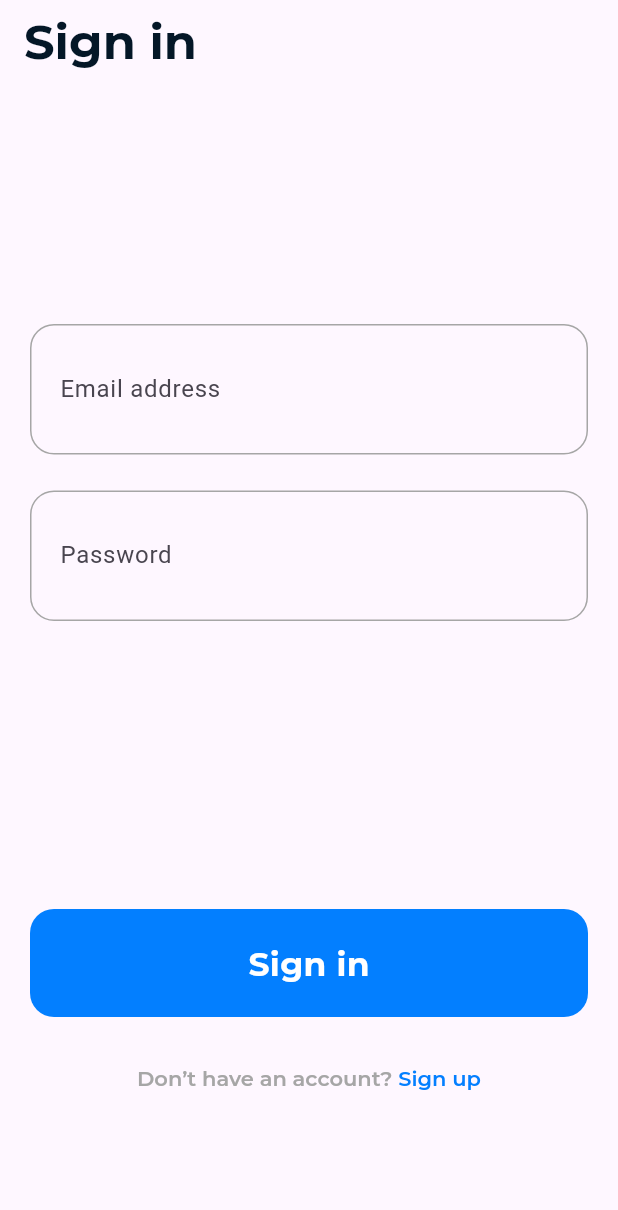
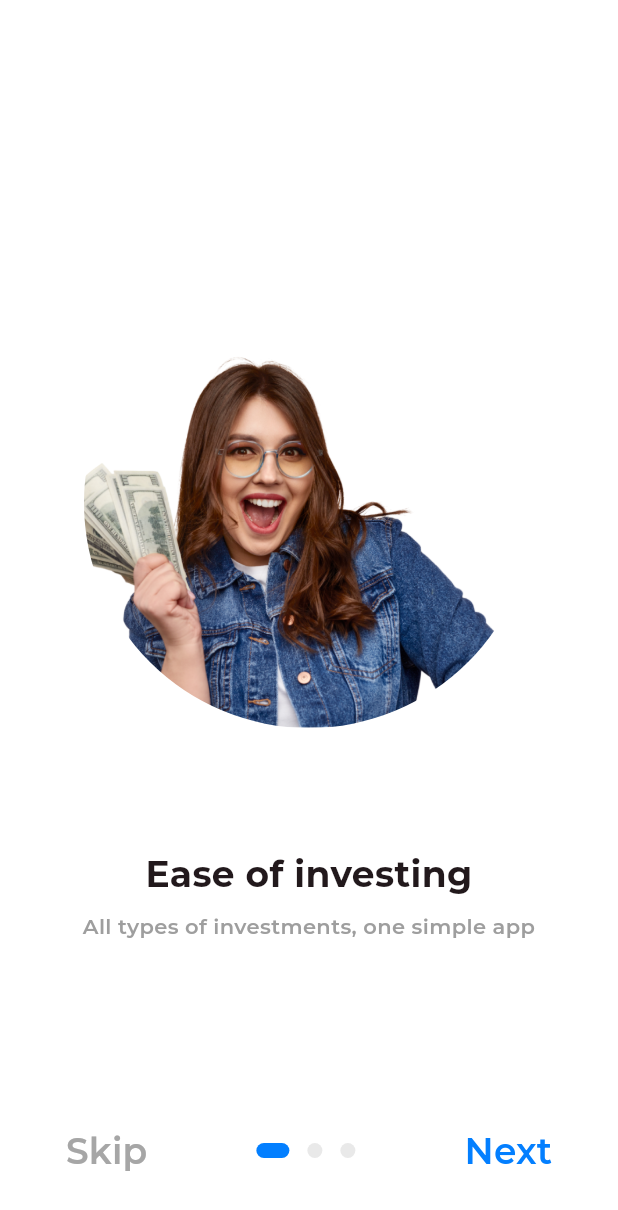
Before and after one commit to Raj-gopal/WealthWise, a Flutter app: the screen it shows after launch, on a phone screen of 412 x 824 dp. Shown: the top 1210 px of the screen. Run offline on Flutter 3.47's test engine with Material 3 defaults, Android fonts, the phone set to English and light mode, and no system bars; drawn by our look-alikes of introduction_screen; our stand-ins replace animated_splash_screen, firebase_auth, firebase_core, page_transition, syncfusion_flutter_charts; missing offline and left inert: auto_size_text_field; accounts and stored records are empty.

Commit message:
onboarding screen complete

```diff
--- a/lib/screen/OnBoarding.dart
+++ b/lib/screen/OnBoarding.dart
@@ -1,33 +1,145 @@
 import 'package:flutter/cupertino.dart';
 import 'package:flutter/material.dart';
-import 'package:wealthwise/screen/onboarding_page.dart';
+import 'package:introduction_screen/introduction_screen.dart';
+import 'package:wealthwise/screen/sign_in_page.dart';
 
-class OnBoardingViewState extends StatefulWidget {
-  const OnBoardingViewState({super.key});
+class onboarding_Screen extends StatelessWidget {
+  onboarding_Screen({super.key});
 
-  @override
-  State<OnBoardingViewState> createState() => _OnBoardingViewStateState();
-}
-
-class _OnBoardingViewStateState extends State<OnBoardingViewState> {
-
-
+  List<PageViewModel> pages = [
+    PageViewModel(
+      title: 'Ease of investing',
+      body: 'All types of investments, one simple app',
+      image: CircleAvatar(
+        radius: 150,
+        backgroundColor: Colors.transparent,
+        backgroundImage: AssetImage('assets/image/Girl.png'),
+      ),
+      decoration: PageDecoration(
+        pageColor: Colors.white,
+        imageFlex: 2,
+        bodyPadding: EdgeInsets.only(top: 8, left: 20, right: 20),
+        titlePadding: EdgeInsets.only(top: 40),
+        titleTextStyle: TextStyle(
+          fontFamily: 'Montserrat',
+          fontSize: 24,
+          fontWeight: FontWeight.w700,
+        ),
+        bodyTextStyle: TextStyle(
+            fontFamily: 'Montserrat',
+            fontSize: 14,
+            fontWeight: FontWeight.w600,
+            color: Colors.grey),
+      ),
+    ),
+    PageViewModel(
+      title: 'Securing Priorities',
+      body: 'Upgrade security with latest solutions',
+      image: CircleAvatar(
+        radius: 150,
+        backgroundColor: Colors.transparent,
+        backgroundImage: AssetImage('assets/image/2nd.png'),
+      ),
+      decoration: PageDecoration(
+        pageColor: Colors.white,
+        imageFlex: 2,
+        bodyPadding: EdgeInsets.only(top: 8, left: 20, right: 20),
+        titlePadding: EdgeInsets.only(top: 40),
+        titleTextStyle: TextStyle(
+          fontFamily: 'Montserrat',
+          fontSize: 24,
+          fontWeight: FontWeight.w700,
+        ),
+        bodyTextStyle: TextStyle(
+            fontFamily: 'Montserrat',
+            fontSize: 14,
+            fontWeight: FontWeight.w600,
+            color: Colors.grey),
+      ),
+    ),
+    PageViewModel(
+      title: 'Smart Investing',
+      body: 'Access market updates anytime, anywhere',
+      image: CircleAvatar(
+        radius: 150,
+        backgroundColor: Colors.transparent,
+        backgroundImage: AssetImage('assets/image/2nd.png'),
+      ),
+      decoration: PageDecoration(
+        pageColor: Colors.white,
+        imageFlex: 2,
+        bodyPadding: EdgeInsets.only(top: 8, left: 20, right: 20),
+        titlePadding: EdgeInsets.only(top: 40),
+        titleTextStyle: TextStyle(
+          fontFamily: 'Montserrat',
+          fontSize: 24,
+          fontWeight: FontWeight.w700,
+        ),
+        bodyTextStyle: TextStyle(
+            fontFamily: 'Montserrat',
+            fontSize: 14,
+            fontWeight: FontWeight.w600,
+            color: Colors.grey),
+      ),
+    ),
+  ];
 
   @override
   Widget build(BuildContext context) {
-    final s = MediaQuery.of(context).size;
     return Scaffold(
-      body : ListView(
-        children: [
-          PageView(
-            children: [
-              welcomefirstpage(s:s),
-              welcomesecondpage(s:s),
-              welcomethirdpage(s:s),
+      // appBar: AppBar(),
+      body: IntroductionScreen(
+        pages: pages,
+        showSkipButton: true,
+        showNextButton: true,
+        skip: const Text(
+          "Skip",
+          style: TextStyle(
+            fontFamily: 'Montserrat',
+            fontSize: 24,
+            fontWeight: FontWeight.w600,
+            color: Color.fromRGBO(166, 166, 166, 1),
+          ),
+        ),
+        done: const Text(
+          "Done",
+          style: TextStyle(
+            fontFamily: 'Montserrat',
+            fontSize: 24,
+            fontWeight: FontWeight.w600,
+            color: Color(0xFF037FFF),
+          ),
+        ),
+        next: const Text(
+          'Next',
+          style: TextStyle(
+            fontFamily: 'Montserrat',
+            fontSize: 24,
+            fontWeight: FontWeight.w600,
+            color: Color(0xFF037FFF),
+          ),
+        ),
+        onDone: () {
+  Navigator.pushReplacement(
+    context,
+    MaterialPageRoute(builder: (context) => sign_in()),
+  );
+},
 
-            ],
-          )
-        ],
+        skipOrBackFlex: 0,
+        nextFlex: 0,
+        scrollPhysics: NeverScrollableScrollPhysics(),
+        curve: Curves.ease,
+        controlsMargin: const EdgeInsets.all(16),
+        dotsDecorator: const DotsDecorator(
+          size: Size(10.0, 10.0),
+          color: Color.fromRGBO(233, 233, 233, 1),
+          activeColor: Color(0xFF037FFF),
+          activeSize: Size(22.0, 10.0),
+          activeShape: RoundedRectangleBorder(
+            borderRadius: BorderRadius.all(Radius.circular(25.0)),
+          ),
+        ),
       ),
     );
   }
--- a/lib/screen/spalsh_screen.dart
+++ b/lib/screen/spalsh_screen.dart
@@ -1,7 +1,8 @@
 import 'package:animated_splash_screen/animated_splash_screen.dart';
 import 'package:flutter/material.dart';
 import 'package:page_transition/page_transition.dart';
-import 'package:wealthwise/screen/sign_in_page.dart';
+import 'package:wealthwise/screen/OnBoarding.dart';
+
 
 class splash_screen extends StatefulWidget {
   const splash_screen({super.key});
@@ -16,7 +17,7 @@ class _splash_screenState extends State<splash_screen> {
     return Scaffold(
       body:AnimatedSplashScreen(
       splash: 'assets/image/logo.png',
-      nextScreen: sign_in(),
+      nextScreen: onboarding_Screen(),
       splashTransition: SplashTransition.fadeTransition,
       pageTransitionType: PageTransitionType.fade,
       backgroundColor: Color(0xFF037FFF),
--- a/pubspec.yaml
+++ b/pubspec.yaml
@@ -48,7 +48,7 @@ dependencies:
   http: ^1.1.0
   syncfusion_flutter_charts: ^22.2.12
   auto_size_text_field: ^2.2.2
-
+  introduction_screen: ^3.1.12
 
 
 
```
Also changed, not shown: lib/screen/Add_Fund.dart (+6 -5 lines), lib/screen/home_screen.dart (+14 -3 lines), lib/screen/onboarding_page.dart (deleted, +0 -143 lines), lib/screen/Buy_Stoc.dart (added), pubspec.lock, 1 other file.
